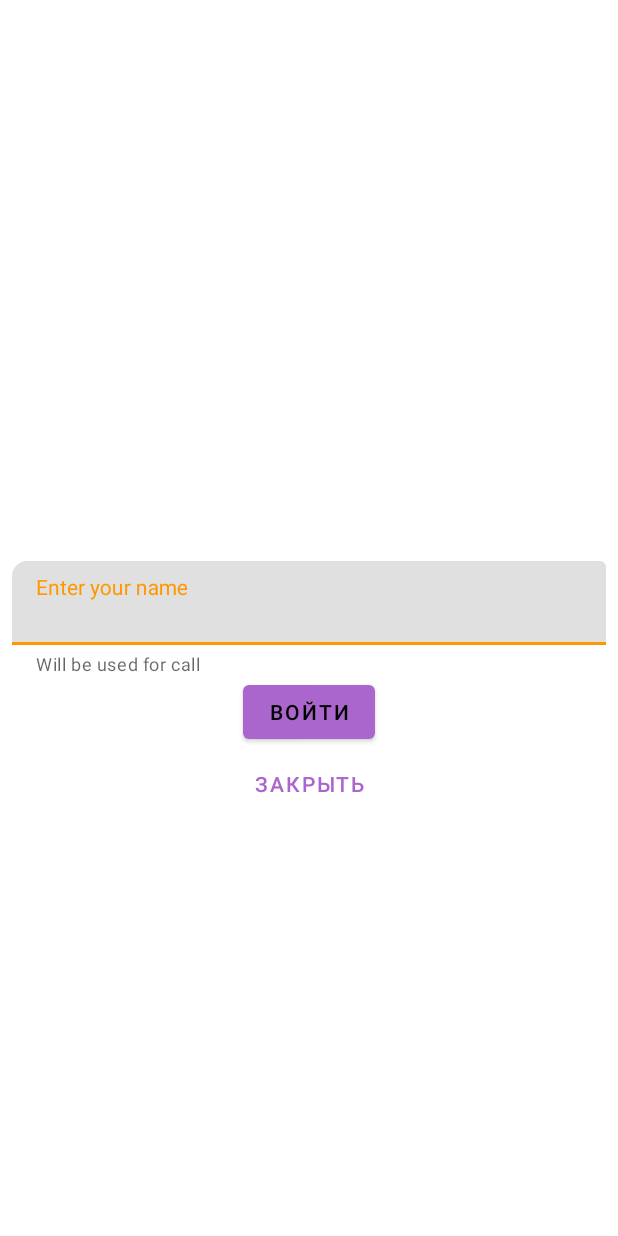
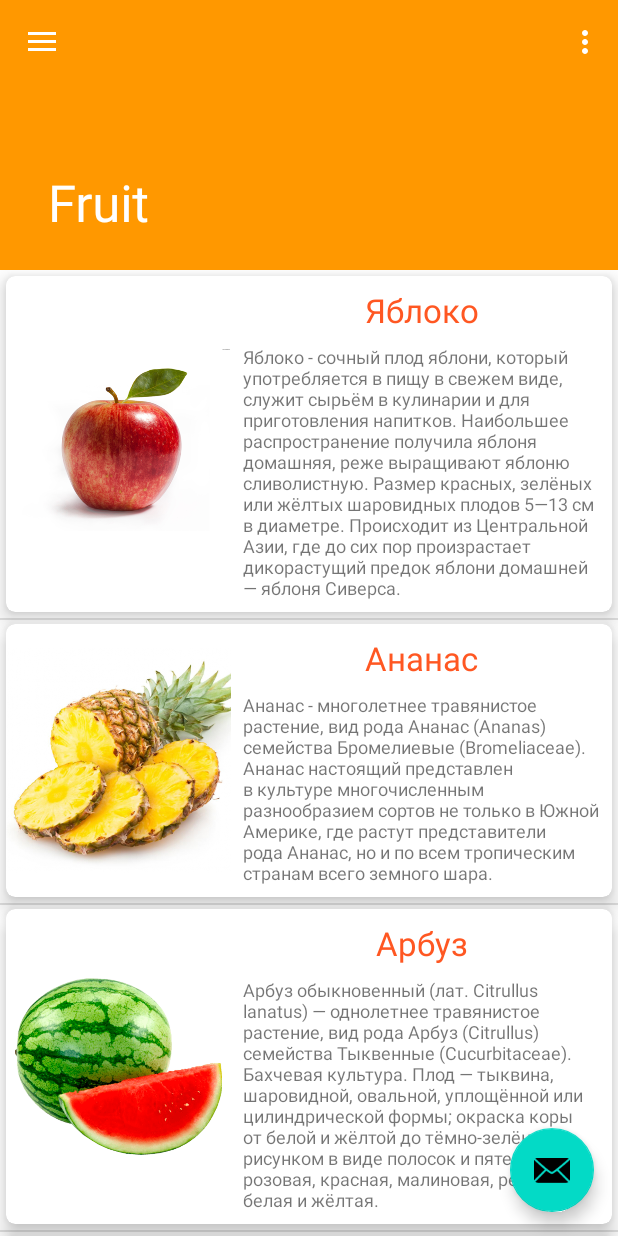
Before and after one commit to LeonovEgor/MaterialDesign5, an Android app: the screen it shows after launch (MainActivity before the commit, NaviDrawerActivity after it), on a phone screen of 412 x 824 dp. Run offline under Robolectric (Android 15) with nearby library versions, the phone set to English and light mode, and no system bars; our stand-ins replace navigation-ui; 1 statement that could not run was skipped.

Commit message:
Выполнены 1, 2, 3 задание для Фруктов. Необходимо доделать для овощей и природы.

```diff
--- a/app/src/main/AndroidManifest.xml
+++ b/app/src/main/AndroidManifest.xml
@@ -13,9 +13,6 @@
             android:name="ru.leonov.hw.NaviDrawerActivity"
             android:label="@string/title_activity_navi_drawer"
             android:theme="@style/AppTheme.NoActionBar">
-
-        </activity>
-        <activity android:name="ru.leonov.hw.MainActivity">
             <intent-filter>
                 <action android:name="android.intent.action.MAIN" />
                 <action android:name="android.intent.action.VIEW" />
@@ -23,6 +20,9 @@
                 <category android:name="android.intent.category.LAUNCHER" />
             </intent-filter>
         </activity>
+        <activity android:name="ru.leonov.hw.MainActivity">
+        </activity>
+
     </application>
 
 </manifest>
--- /dev/null
+++ b/app/src/main/java/ru/leonov/hw/Data/CardProp.java
@@ -0,0 +1,13 @@
+package ru.leonov.hw.Data;
+
+public class CardProp {
+    public int pictureId;
+    public String caption;
+    public String description;
+
+    public CardProp(int pictureId, String caption, String description) {
+        this.pictureId = pictureId;
+        this.caption = caption;
+        this.description = description;
+    }
+}
--- /dev/null
+++ b/app/src/main/java/ru/leonov/hw/Data/Data.java
@@ -0,0 +1,15 @@
+package ru.leonov.hw.Data;
+
+import android.content.Context;
+
+import java.util.List;
+
+public abstract class Data {
+    private Context context;
+    List<CardProp> list;
+
+    public Data(Context context) {
+        this.context = context;
+    }
+    public List<CardProp> getList() { return list; }
+}
--- /dev/null
+++ b/app/src/main/java/ru/leonov/hw/Data/FruitData.java
@@ -0,0 +1,25 @@
+package ru.leonov.hw.Data;
+
+import android.content.Context;
+
+import java.util.ArrayList;
+
+import ru.leonov.hw.R;
+
+public class FruitData extends Data {
+    public FruitData(Context context) {
+        super(context);
+
+        list = new ArrayList<>();
+        list.add(new CardProp(R.drawable.apple, "Яблоко", context.getString(R.string.apple_desc)));
+        list.add(new CardProp(R.drawable.pine_apple, "Ананас", context.getString(R.string.pineapple_desc)));
+        list.add(new CardProp(R.drawable.watermelon, "Арбуз", context.getString(R.string.watermelon)));
+        list.add(new CardProp(R.drawable.pear, "Груша", context.getString(R.string.pear_desc)));
+
+        list.add(new CardProp(R.drawable.apple, "Яблоко", context.getString(R.string.apple_desc)));
+        list.add(new CardProp(R.drawable.pine_apple, "Ананас", context.getString(R.string.pineapple_desc)));
+        list.add(new CardProp(R.drawable.watermelon, "Арбуз", context.getString(R.string.watermelon)));
+        list.add(new CardProp(R.drawable.pear, "Груша", context.getString(R.string.pear_desc)));
+
+    }
+}
--- /dev/null
+++ b/app/src/main/java/ru/leonov/hw/Data/MyAdapter.java
@@ -0,0 +1,60 @@
+package ru.leonov.hw.Data;
+
+import android.view.LayoutInflater;
+import android.view.View;
+import android.view.ViewGroup;
+import android.widget.ImageView;
+import android.widget.TextView;
+
+import androidx.annotation.NonNull;
+import androidx.recyclerview.widget.RecyclerView;
+
+import java.util.List;
+
+import ru.leonov.hw.R;
+
+public class MyAdapter extends RecyclerView.Adapter<MyAdapter.MyViewHolder> {
+
+    private List<CardProp> list;
+
+    public MyAdapter(List<CardProp> list) {
+        this.list = list;
+    }
+
+    @NonNull
+    @Override
+    public MyViewHolder onCreateViewHolder(@NonNull ViewGroup parent, int viewType) {
+        View view = LayoutInflater.from(parent.getContext()).inflate(R.layout.item, parent, false);
+        return new MyViewHolder(view);
+
+    }
+
+    @Override
+    public void onBindViewHolder(@NonNull MyViewHolder holder, int position) {
+        holder.bind(position);
+    }
+
+    @Override
+    public int getItemCount() {
+        return list.size();
+    }
+
+    class MyViewHolder extends RecyclerView.ViewHolder {
+        private TextView captionText;
+        private ImageView imageView;
+        private TextView descriptionText;
+
+        MyViewHolder(@NonNull View itemView) {
+            super(itemView);
+            captionText = itemView.findViewById(R.id.caption_text);
+            imageView = itemView.findViewById(R.id.image_view);
+            descriptionText = itemView.findViewById(R.id.description_text);
+        }
+
+        void bind(int position) {
+            captionText.setText(list.get(position).caption);
+            descriptionText.setText(list.get(position).description);
+            imageView.setImageResource(list.get(position).pictureId);
+        }
+    }
+}
--- a/app/src/main/java/ru/leonov/hw/FruitFragment.java
+++ b/app/src/main/java/ru/leonov/hw/FruitFragment.java
@@ -8,10 +8,16 @@ import android.view.ViewGroup;
 import androidx.annotation.NonNull;
 import androidx.annotation.Nullable;
 import androidx.fragment.app.Fragment;
+import androidx.recyclerview.widget.LinearLayoutManager;
+import androidx.recyclerview.widget.RecyclerView;
 
 import com.google.android.material.appbar.CollapsingToolbarLayout;
 
 import java.util.Objects;
+
+import ru.leonov.hw.Data.Data;
+import ru.leonov.hw.Data.FruitData;
+import ru.leonov.hw.Data.MyAdapter;
 
 public class FruitFragment extends Fragment {
 
@@ -24,10 +30,23 @@ public class FruitFragment extends Fragment {
     public void onViewCreated(@NonNull View view, @Nullable Bundle savedInstanceState) {
         super.onViewCreated(view, savedInstanceState);
         setCaption();
+        initRecyclerView(view);
     }
 
     private void setCaption() {
         CollapsingToolbarLayout ctl = Objects.requireNonNull(getActivity()).findViewById(R.id.collapsing_toolbar_layout);
         ctl.setTitle(getActivity().getString(R.string.menu_fruit));
     }
+
+    private void initRecyclerView(View view) {
+        RecyclerView recyclerView = view.findViewById(R.id.recycler_view);
+        LinearLayoutManager layoutManager = new LinearLayoutManager(getContext(), LinearLayoutManager.VERTICAL, false);
+
+        recyclerView.setLayoutManager(layoutManager);
+        Data data = new FruitData(getContext());
+        MyAdapter myAdapter = new MyAdapter(data.getList());
+        recyclerView.setAdapter(myAdapter);
+        recyclerView.addItemDecoration(new ItemDivider(Objects.requireNonNull(getContext())));
+    }
+
 }
--- /dev/null
+++ b/app/src/main/java/ru/leonov/hw/ItemDivider.java
@@ -0,0 +1,42 @@
+package ru.leonov.hw;
+
+import android.content.Context;
+import android.graphics.Canvas;
+import android.graphics.drawable.Drawable;
+import android.view.View;
+
+import androidx.recyclerview.widget.RecyclerView;
+
+class ItemDivider extends RecyclerView.ItemDecoration {
+    private final Drawable divider;
+
+    public ItemDivider(Context context) {
+        int[] attrs = {android.R.attr.listDivider};
+        divider = context.obtainStyledAttributes(attrs).getDrawable(0);
+    }
+
+    // Рисование разделителей элементов списка в RecyclerView
+    @Override
+    public void onDrawOver(Canvas c, RecyclerView parent,
+                           RecyclerView.State state) {
+        super.onDrawOver(c, parent, state);
+
+        // Вычисление координат x для всех разделителей
+//        int left = parent.getPaddingLeft();
+        int left = parent.getPaddingLeft();
+        int right = parent.getWidth() - parent.getPaddingRight();
+
+        // Для каждого элемента, кроме последнего, нарисовать линию
+        for (int i = 0; i < parent.getChildCount() - 1; ++i) {
+            View item = parent.getChildAt(i);// Получить i-й элемент списка
+
+            // Вычисление координат y текущего разделителя
+            int top = item.getBottom() + ((RecyclerView.LayoutParams) item.getLayoutParams()).bottomMargin;
+            int bottom = top + divider.getIntrinsicHeight();
+
+            // Рисование разделителя с вычисленными границами
+            divider.setBounds(left, top, right, bottom);
+            divider.draw(c);
+        }
+    }
+}
--- a/app/src/main/res/layout/fragment_fruit.xml
+++ b/app/src/main/res/layout/fragment_fruit.xml
@@ -1,24 +1,6 @@
 <?xml version="1.0" encoding="utf-8"?>
-<androidx.core.widget.NestedScrollView
+<androidx.recyclerview.widget.RecyclerView
     xmlns:android="http://schemas.android.com/apk/res/android"
-    xmlns:app="http://schemas.android.com/apk/res-auto"
-    xmlns:tools="http://schemas.android.com/tools"
-
+    android:id="@+id/recycler_view"
     android:layout_width="match_parent"
-    android:layout_height="match_parent"
-
-    app:layout_behavior="@string/appbar_scrolling_view_behavior"
-
-    tools:context=".NaviDrawerActivity"
-    tools:showIn="@layout/fragment_fruit"
-    style="@style/MarginView">
-
-    <TextView
-        android:layout_width="match_parent"
-        android:layout_height="wrap_content"
-        android:textAlignment="center"
-        android:textSize="20sp"
-        android:drawableTop="@drawable/fruit"
-        android:text="@string/fruit_text"/>
-
-</androidx.core.widget.NestedScrollView>
+    android:layout_height="match_parent" />
--- /dev/null
+++ b/app/src/main/res/layout/item.xml
@@ -0,0 +1,53 @@
+<?xml version="1.0" encoding="utf-8"?>
+<androidx.cardview.widget.CardView xmlns:android="http://schemas.android.com/apk/res/android"
+    xmlns:app="http://schemas.android.com/apk/res-auto"
+    xmlns:tools="http://schemas.android.com/tools"
+    android:layout_width="match_parent"
+    android:layout_height="wrap_content"
+    android:layout_margin="4dp"
+    android:clipToPadding="false"
+    app:cardCornerRadius="6dp"
+    app:cardElevation="8dp">
+
+    <androidx.constraintlayout.widget.ConstraintLayout
+        android:layout_width="match_parent"
+        android:layout_height="match_parent">
+
+        <ImageView
+            android:id="@+id/image_view"
+            android:layout_width="150dp"
+            android:layout_height="150dp"
+            android:src="@drawable/apple"
+            app:layout_constraintBottom_toBottomOf="parent"
+            app:layout_constraintStart_toStartOf="parent"
+            app:layout_constraintTop_toTopOf="parent" />
+
+        <TextView
+            android:id="@+id/caption_text"
+            android:layout_width="wrap_content"
+            android:layout_height="wrap_content"
+            android:layout_marginTop="8dp"
+            android:textColor="@color/colorAccent"
+            android:textSize="22sp"
+            app:layout_constraintEnd_toEndOf="parent"
+            app:layout_constraintStart_toEndOf="@+id/image_view"
+            app:layout_constraintTop_toTopOf="parent"
+            tools:text="@string/apple" />
+
+        <TextView
+            android:id="@+id/description_text"
+            android:layout_width="0dp"
+            android:layout_height="wrap_content"
+            android:layout_marginStart="8dp"
+            android:layout_marginTop="8dp"
+            android:layout_marginEnd="8dp"
+            android:layout_marginBottom="8dp"
+            android:textSize="12sp"
+            app:layout_constraintBottom_toBottomOf="parent"
+            app:layout_constraintEnd_toEndOf="parent"
+            app:layout_constraintStart_toEndOf="@id/image_view"
+            app:layout_constraintTop_toBottomOf="@id/caption_text"
+            tools:text="@string/apple_desc" />
+    </androidx.constraintlayout.widget.ConstraintLayout>
+
+</androidx.cardview.widget.CardView>
--- a/app/src/main/res/values/strings.xml
+++ b/app/src/main/res/values/strings.xml
@@ -45,5 +45,30 @@
         метров осадков в год. Около 71% поверхности Земли занимает океан. Остальная часть состоит из континентов и островов, причём бо́льшая часть суши,
         населённой людьми, находится в северном полушарии.
     </string>
+    <string name="apple_desc">
+        Яблоко - сочный плод яблони, который употребляется в пищу в свежем виде,
+        служит сырьём в кулинарии и для приготовления напитков.
+        Наибольшее распространение получила яблоня домашняя, реже выращивают яблоню сливолистную. Размер красных, зелёных или жёлтых шаровидных
+        плодов 5—13 см в диаметре. Происходит из Центральной Азии, где до сих пор произрастает дикорастущий предок яблони домашней — яблоня Сиверса.
+    </string>
+
+    <string name="pear_desc">
+        Слово груша в русских письменных источниках встречается с XII века в форме хруша. В XVII веке вместо «груша» употреблялось слово «дуля»,
+        заимствованное из польского языка от dula.
+        Плод, как правило, — вытянутой формы с расширением в нижней части, есть сорта с шаровидными плодами. Плоды груш отличаются характерной
+        зернистой мякотью из-за наличия каменистых клеток (склереид. Груша пришла к нам из доисторической эпохи. Родина её точно не установлена.
+        Культивированная груша происходит, по-видимому, из Древней Греции (за 1000 лет до н. э.).
+    </string>
+    <string name="pineapple_desc">
+         Ананас - многолетнее травянистое растение, вид рода Ананас (Ananas) семейства Бромелиевые (Bromeliaceae). Ананас настоящий представлен
+        в культуре многочисленным разнообразием сортов не только в Южной Америке, где растут представители рода Ананас, но и по всем тропическим
+        странам всего земного шара.
+    </string>
+    <string name="watermelon">
+        Арбуз обыкновенный (лат. Citrullus lanatus) — однолетнее травянистое растение, вид рода Арбуз (Citrullus) семейства Тыквенные (Cucurbitaceae).
+        Бахчевая культура. Плод — тыквина, шаровидной, овальной, уплощённой или цилиндрической формы; окраска коры от белой и жёлтой до тёмно-зелёной
+        с рисунком в виде полосок и пятен; мякоть розовая, красная, малиновая, реже — белая и жёлтая.
+    </string>
+    <string name="apple">Яблоко</string>
 
 </resources>
```
Also changed, not shown: app/src/main/res/drawable/apple.png (added), app/src/main/res/drawable/pear.png (added), app/src/main/res/drawable/pine_apple.png (added), app/src/main/res/drawable/watermelon.png (added).
